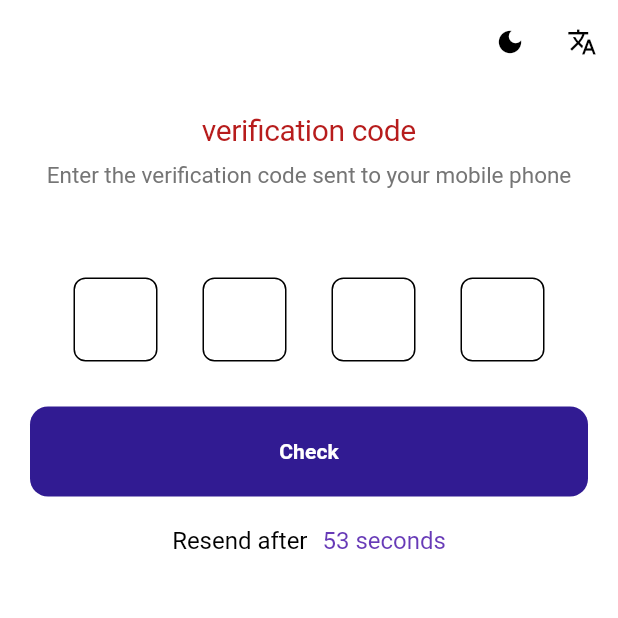
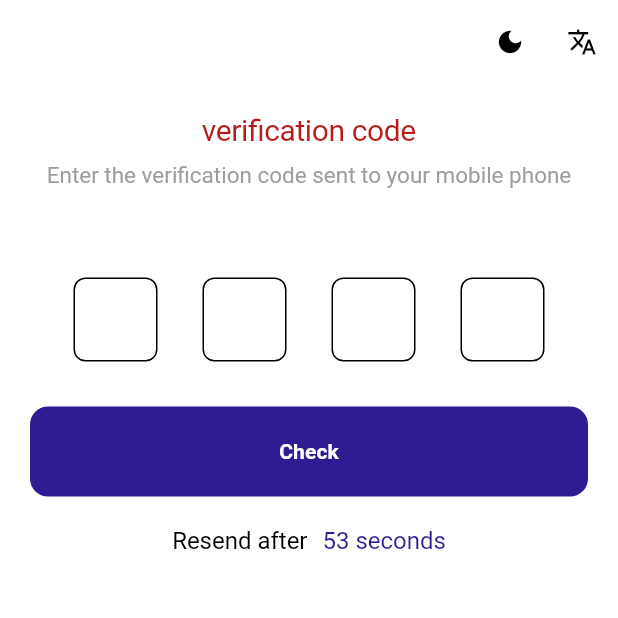
Before and after one commit to 1ahmeed/otp, a Flutter app: the screen it shows after launch, on a phone screen of 412 x 824 dp, the top half of it. Run offline on Flutter 3.47's test engine with Material 3 defaults, Android fonts, the phone set to English and light mode, and no system bars; drawn by our look-alikes of pinput; our stand-ins replace bloc, dartz, device_preview, dio, equatable, flutter_bloc and 4 more.

Commit message:
handle app colors with theme

```diff
--- a/lib/core/utils/app_color.dart
+++ b/lib/core/utils/app_color.dart
@@ -9,6 +9,6 @@ class AppColors {
   static Color dark =  const Color(0xff333739);
   static Color black =  Colors.black;
   static Color grey=Colors.grey;
-  static Color red=Colors.red;
+  static Color red=Colors.red[900]!;
   static Color deepPurple=Colors.deepPurple[900]!;
 }
--- a/lib/core/utils/styles.dart
+++ b/lib/core/utils/styles.dart
@@ -1,18 +1,19 @@
 import 'package:flutter/material.dart';
+import 'package:otp_creative_minds/core/utils/app_color.dart';
 
 abstract class Styles {
   static final textStyle20Red = TextStyle(
       fontSize: 20,
-      color: Colors.red[900]
+      color: AppColors.red
   );
-  static final textStyle15Grey = TextStyle(fontSize: 15, color: Colors.grey[600]);
-  static const textStyle15Black =  TextStyle(
+  static final textStyle15Grey = TextStyle(fontSize: 15, color: AppColors.grey);
+  static final  textStyle15Black =  TextStyle(
       fontSize: 16,
-      color: Colors.black
+      color: AppColors.black
   );
-  static const textStyle15DeepPurple =  TextStyle(
+  static final textStyle15DeepPurple =  TextStyle(
       fontSize: 16,
-      color: Colors.deepPurple
+      color: AppColors.deepPurple
   );
 
 }
```
